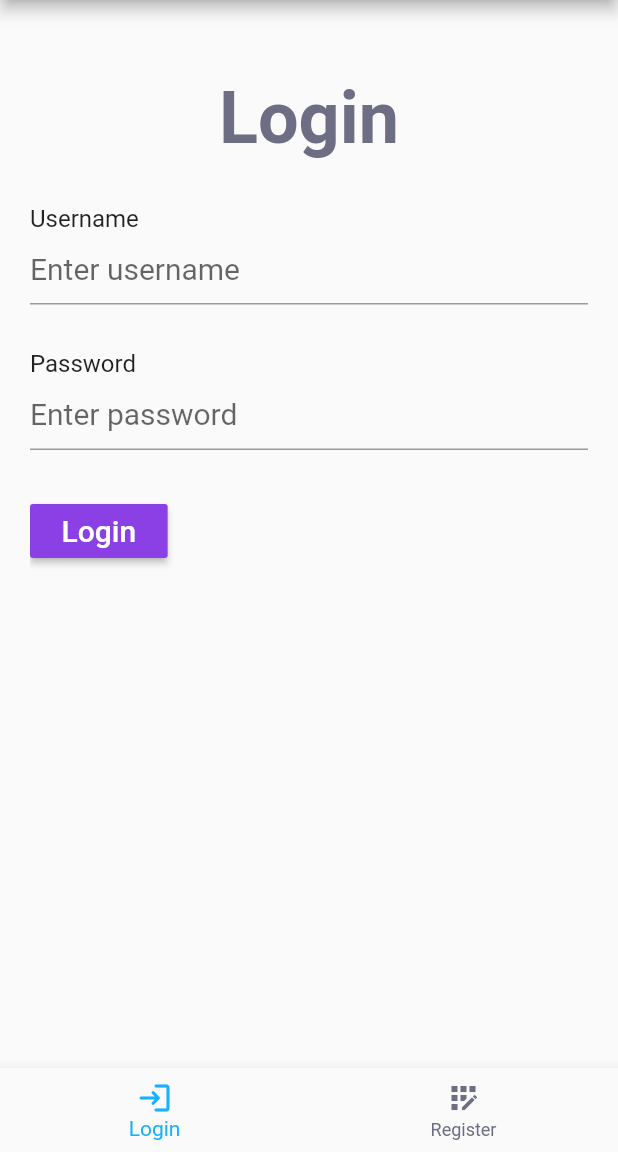
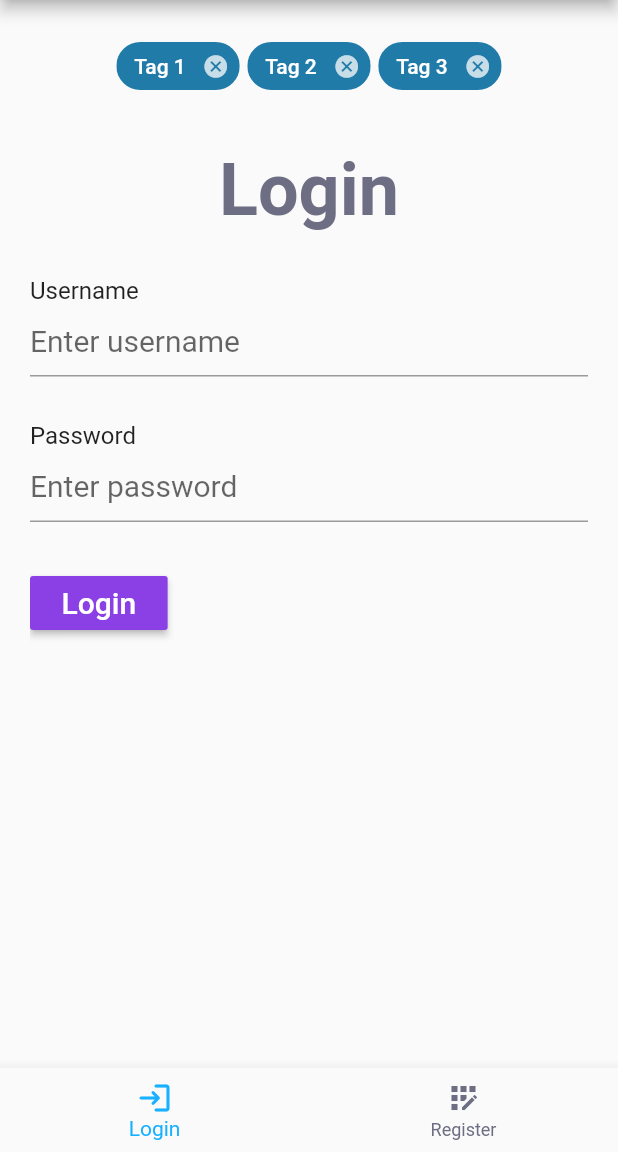
Before and after one commit to beanc16/stryde_app, a Flutter app: the screen it shows after launch, on a phone screen of 412 x 824 dp, the part 84-1236 px from its top. Run offline on Flutter 3.47's test engine with Material 2 defaults, Android fonts, the phone set to English and light mode, and no system bars; our stand-ins replace flutter_dotenv, flutter_icons, flutter_svg, multi_select_flutter, syncfusion_flutter_calendar, universal_io.

Commit message:
Create & test MultiTagDisplay
Currently, StrydeMultiTagDisplay is displayed in LoginScreen as a test.
 In the future, StrydeMultiTagDisplay will be put into
AllExerciseListScreen.

```diff
--- /dev/null
+++ b/lib/components/strydeHelpers/widgets/tags/StrydeMultiTagDisplay.dart
@@ -0,0 +1,22 @@
+import 'package:flutter/cupertino.dart';
+import 'package:flutter/material.dart';
+import 'package:workout_buddy/components/strydeHelpers/constants/StrydeColors.dart';
+import 'package:workout_buddy/components/tagDisplay/MultiTagDisplay.dart';
+import 'package:workout_buddy/components/tagDisplay/MultiTagDisplayAs.dart';
+
+
+class StrydeMultiTagDisplay extends MultiTagDisplay
+{
+  StrydeMultiTagDisplay({
+    @required List<String> displayText,
+    Function(int, String) onDeleteTag,
+  }) :
+      super(
+        displayText: displayText,
+        tagColor: StrydeColors.darkBlue,
+        textColor: Colors.white,
+        deleteIconColor: Color.fromRGBO(255, 255, 255, 0.75), // Transparent white
+        mainAxisAlignment: MainAxisAlignment.start,
+        onDeleteTag: onDeleteTag,
+      );
+}
--- /dev/null
+++ b/lib/components/tagDisplay/MultiTagDisplayAs.dart
@@ -0,0 +1,5 @@
+enum MultiTagDisplayAs
+{
+  Column,
+  Row,
+}
--- /dev/null
+++ b/lib/components/tagDisplay/Tag.dart
@@ -0,0 +1,81 @@
+import 'package:flutter/cupertino.dart';
+import 'package:flutter/material.dart';
+import 'package:workout_buddy/components/strydeHelpers/constants/StrydeColors.dart';
+import 'package:workout_buddy/components/tagDisplay/MultiTagDisplayAs.dart';
+
+
+class Tag extends Chip
+{
+  static const Color _defaultTagColor = Colors.grey;
+  static const Color _defaultTextColor = Colors.black;
+  static const Color _defaultDeleteIconColor = Colors.black;
+
+  Tag({
+    @required String displayText,
+    Color tagColor = _defaultTagColor,
+    Color textColor = _defaultTextColor,
+    Function() onDeleted,
+    Color deleteIconColor = _defaultDeleteIconColor,
+  }) :
+    super(
+      backgroundColor: tagColor,
+      label: Text(
+        displayText,
+        style: TextStyle(
+          color: textColor,
+        ),
+      ),
+      onDeleted: onDeleted,
+      deleteIconColor: deleteIconColor,
+    );
+
+
+
+  static List<Widget> generateList({
+    @required List<String> displayText,
+    Color tagColor = _defaultTagColor,
+    Color textColor = _defaultTextColor,
+    Color deleteIconColor = _defaultDeleteIconColor,
+    Function(String) onDeleted,
+    double spaceBetweenTags = 5,
+    MultiTagDisplayAs displayedAs = MultiTagDisplayAs.Row
+  })
+  {
+    List<Widget> tags = [];
+
+    for (int i = 0; i < displayText.length; i++)
+    {
+      if (i >= displayText.length - 1)
+      {
+        spaceBetweenTags = 0;
+      }
+
+      tags.add(Padding(
+        padding: _getEdgeInsets(displayedAs, spaceBetweenTags),
+        child: Tag(
+          displayText: displayText[i],
+          tagColor: tagColor,
+          textColor: textColor,
+          deleteIconColor: deleteIconColor,
+          onDeleted: () => onDeleted(displayText[i]),
+        ),
+      ));
+    }
+
+    return tags;
+  }
+
+  static EdgeInsets _getEdgeInsets(MultiTagDisplayAs _displayAs,
+                                   double spaceBetweenTags)
+  {
+    if (_displayAs == MultiTagDisplayAs.Row)
+    {
+      return EdgeInsets.only(right: spaceBetweenTags);
+    }
+
+    else if (_displayAs == MultiTagDisplayAs.Column)
+    {
+      return EdgeInsets.only(bottom: spaceBetweenTags);
+    }
+  }
+}
--- a/lib/screens/loggedOut/LoginScreen.dart
+++ b/lib/screens/loggedOut/LoginScreen.dart
@@ -4,7 +4,10 @@ import 'package:workout_buddy/components/formHelpers/TextElements.dart';
 import 'package:workout_buddy/components/strydeHelpers/constants/StrydeColors.dart';
 import 'package:workout_buddy/components/strydeHelpers/widgets/StrydeProgressIndicator.dart';
 import 'package:workout_buddy/components/strydeHelpers/widgets/buttons/StrydeButton.dart';
+import 'package:workout_buddy/components/strydeHelpers/widgets/tags/StrydeMultiTagDisplay.dart';
 import 'package:workout_buddy/components/strydeHelpers/widgets/text/StrydeErrorText.dart';
+import 'package:workout_buddy/components/tagDisplay/MultiTagDisplay.dart';
+import 'package:workout_buddy/components/tagDisplay/MultiTagDisplayAs.dart';
 import 'package:workout_buddy/components/toggleableWidget/ToggleableWidget.dart';
 import 'package:workout_buddy/components/toggleableWidget/ToggleableWidgetMap.dart';
 import 'package:workout_buddy/components/uiHelpers/SinglePageScrollingWidget.dart';
@@ -82,6 +85,13 @@ class LoginScreen extends StatelessWidget
   List<Widget> _getChildren(BuildContext context)
   {
     List<Widget> children = [
+      StrydeMultiTagDisplay(
+        displayText: [
+          "Tag 1",
+          "Tag 2",
+          "Tag 3",
+        ],
+      ),
       getDefaultPadding(),
 
       TextHeader1(displayText: "Login", color: StrydeColors.darkGray),
```
Also changed, not shown: lib/components/tagDisplay/MultiTagDisplay.dart (added, +149 -0 lines), lib/screens/loggedIn/workoutList/AllExerciseListScreen.dart (+10 -2 lines).
